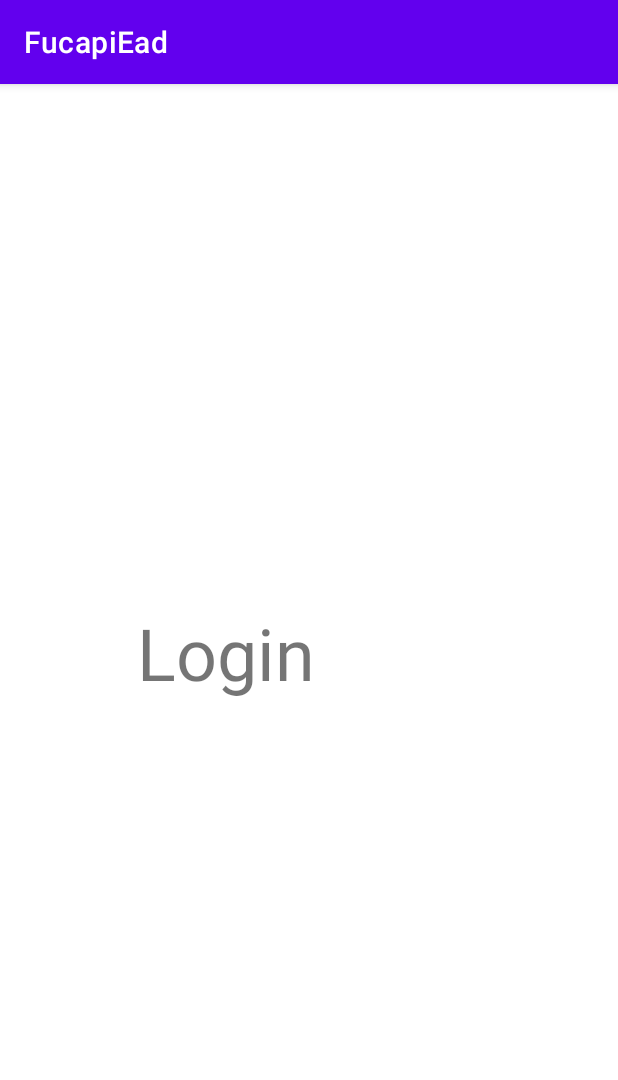
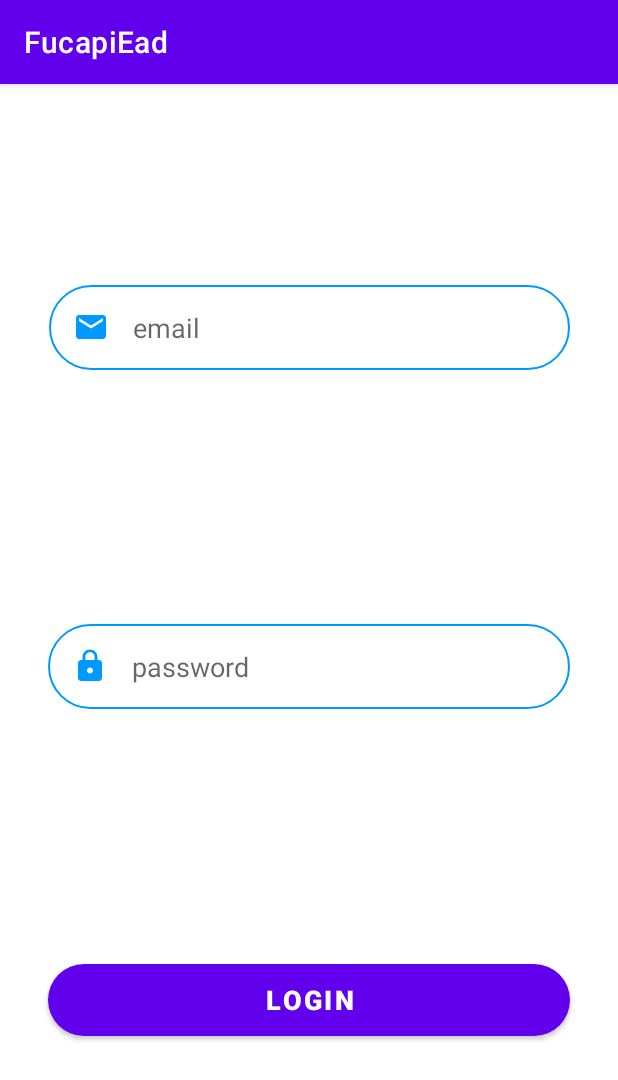
Before and after one commit to David-Lisboa/FucapiEad, an Android app: the LoginActivity screen opened directly, with no data from a screen before it, on a phone screen of 412 x 824 dp. Shown: the top 1080 px of the screen. Run offline under Robolectric (Android 15) with nearby library versions, the phone set to English and light mode, and no system bars.

Commit message:
Login tela implementada
Inserido os campos email, senha e botão login.
Criado passagem de tela ao clicar no botão login

```diff
--- a/app/src/main/java/com/davidpjoject/fucapiead/LoginActivity.kt
+++ b/app/src/main/java/com/davidpjoject/fucapiead/LoginActivity.kt
@@ -1,11 +1,20 @@
 package com.davidpjoject.fucapiead
 
+import android.content.Intent
 import androidx.appcompat.app.AppCompatActivity
 import android.os.Bundle
+import kotlinx.android.synthetic.main.activity_login.*
 
 class LoginActivity : AppCompatActivity() {
     override fun onCreate(savedInstanceState: Bundle?) {
         super.onCreate(savedInstanceState)
         setContentView(R.layout.activity_login)
+
+        btnLogin.setOnClickListener{
+            val mIntent = Intent(this, MainActivity::class.java)
+            startActivity(mIntent)
+            finish()
+        }
     }
+
 }
--- /dev/null
+++ b/app/src/main/res/drawable/ic_email.xml
@@ -0,0 +1,5 @@
+<vector android:height="24dp" android:tint="@color/colorPrimary"
+    android:viewportHeight="24.0" android:viewportWidth="24.0"
+    android:width="24dp" xmlns:android="http://schemas.android.com/apk/res/android">
+    <path android:fillColor="#FF000000" android:pathData="M20,4L4,4c-1.1,0 -1.99,0.9 -1.99,2L2,18c0,1.1 0.9,2 2,2h16c1.1,0 2,-0.9 2,-2L22,6c0,-1.1 -0.9,-2 -2,-2zM20,8l-8,5 -8,-5L4,6l8,5 8,-5v2z"/>
+</vector>
--- a/app/src/main/res/drawable/ic_launcher_background.xml
+++ b/app/src/main/res/drawable/ic_launcher_background.xml
@@ -5,7 +5,7 @@
     android:viewportWidth="108"
     android:viewportHeight="108">
     <path
-        android:fillColor="#3DDC84"
+        android:fillColor="#008577"
         android:pathData="M0,0h108v108h-108z" />
     <path
         android:fillColor="#00000000"
--- /dev/null
+++ b/app/src/main/res/drawable/ic_lock.xml
@@ -0,0 +1,5 @@
+<vector android:height="24dp" android:tint="@color/colorPrimary"
+    android:viewportHeight="24.0" android:viewportWidth="24.0"
+    android:width="24dp" xmlns:android="http://schemas.android.com/apk/res/android">
+    <path android:fillColor="#FF000000" android:pathData="M18,8h-1L17,6c0,-2.76 -2.24,-5 -5,-5S7,3.24 7,6v2L6,8c-1.1,0 -2,0.9 -2,2v10c0,1.1 0.9,2 2,2h12c1.1,0 2,-0.9 2,-2L20,10c0,-1.1 -0.9,-2 -2,-2zM12,17c-1.1,0 -2,-0.9 -2,-2s0.9,-2 2,-2 2,0.9 2,2 -0.9,2 -2,2zM15.1,8L8.9,8L8.9,6c0,-1.71 1.39,-3.1 3.1,-3.1 1.71,0 3.1,1.39 3.1,3.1v2z"/>
+</vector>
--- /dev/null
+++ b/app/src/main/res/drawable/round_bg.xml
@@ -0,0 +1,5 @@
+<?xml version="1.0" encoding="utf-8"?>
+<shape xmlns:android="http://schemas.android.com/apk/res/android">
+    <solid android:color="@color/colorPrimary"/>
+    <corners android:radius="100dp"/>
+</shape>
--- /dev/null
+++ b/app/src/main/res/drawable/round_border.xml
@@ -0,0 +1,6 @@
+<?xml version="1.0" encoding="utf-8"?>
+<shape android:shape="rectangle" xmlns:android="http://schemas.android.com/apk/res/android">
+    <stroke android:color="@color/colorPrimary"
+        android:width="1dp"/>
+    <corners android:radius="100dp"/>
+</shape>
--- a/app/src/main/res/layout/activity_login.xml
+++ b/app/src/main/res/layout/activity_login.xml
@@ -6,15 +6,62 @@
     android:layout_height="match_parent"
     tools:context=".LoginActivity">
 
-    <TextView
-        android:id="@+id/textView"
-        android:layout_width="230dp"
-        android:layout_height="75dp"
-        android:text="Login"
-        android:textSize="48sp"
+    <EditText
+        android:id="@+id/inputEmail"
+        android:layout_width="347dp"
+        android:layout_height="wrap_content"
+        android:layout_marginStart="32dp"
+        android:layout_marginEnd="32dp"
+        android:layout_marginBottom="36dp"
+        android:background="@drawable/round_border"
+        android:drawableStart="@drawable/ic_email"
+        android:drawablePadding="16dp"
+        android:ems="10"
+        android:hint="email"
+        android:inputType="textEmailAddress"
+        android:padding="16dp"
+        app:layout_constraintBottom_toTopOf="@+id/inputPassword"
+        app:layout_constraintEnd_toEndOf="parent"
+        app:layout_constraintHorizontal_bias="0.5"
+        app:layout_constraintStart_toStartOf="parent"
+        app:layout_constraintTop_toTopOf="parent" />
+
+    <EditText
+        android:id="@+id/inputPassword"
+        android:layout_width="0dp"
+        android:layout_height="wrap_content"
+        android:layout_marginStart="32dp"
+        android:layout_marginEnd="32dp"
+        android:background="@drawable/round_border"
+        android:drawableStart="@drawable/ic_lock"
+        android:drawablePadding="16dp"
+        android:ems="10"
+        android:hint="password"
+        android:inputType="textPassword"
+        android:padding="16dp"
+        app:layout_constraintBottom_toTopOf="@+id/btnLogin"
+        app:layout_constraintEnd_toEndOf="parent"
+        app:layout_constraintHorizontal_bias="0.5"
+        app:layout_constraintStart_toStartOf="parent"
+        app:layout_constraintTop_toBottomOf="@+id/inputEmail" />
+
+    <Button
+        android:id="@+id/btnLogin"
+        android:layout_width="0dp"
+        android:layout_height="wrap_content"
+        android:layout_marginStart="32dp"
+        android:layout_marginTop="36dp"
+        android:layout_marginEnd="32dp"
+        android:background="@drawable/round_bg"
+        android:text="login"
+        android:textColor="@android:color/white"
+        android:textSize="18sp"
+        android:textStyle="bold"
         app:layout_constraintBottom_toBottomOf="parent"
         app:layout_constraintEnd_toEndOf="parent"
         app:layout_constraintHorizontal_bias="0.5"
         app:layout_constraintStart_toStartOf="parent"
-        app:layout_constraintTop_toTopOf="parent" />
+        app:layout_constraintTop_toBottomOf="@+id/inputPassword" />
+
+
 </androidx.constraintlayout.widget.ConstraintLayout>
--- a/app/src/main/res/values/colors.xml
+++ b/app/src/main/res/values/colors.xml
@@ -7,4 +7,7 @@
     <color name="teal_700">#FF018786</color>
     <color name="black">#FF000000</color>
     <color name="white">#FFFFFFFF</color>
+    <color name="colorPrimary">#0099ff</color>
+    <color name="colorPrimaryDark">#0099ff</color>
+    <color name="colorAccent">#D81B60</color>
 </resources>
```
